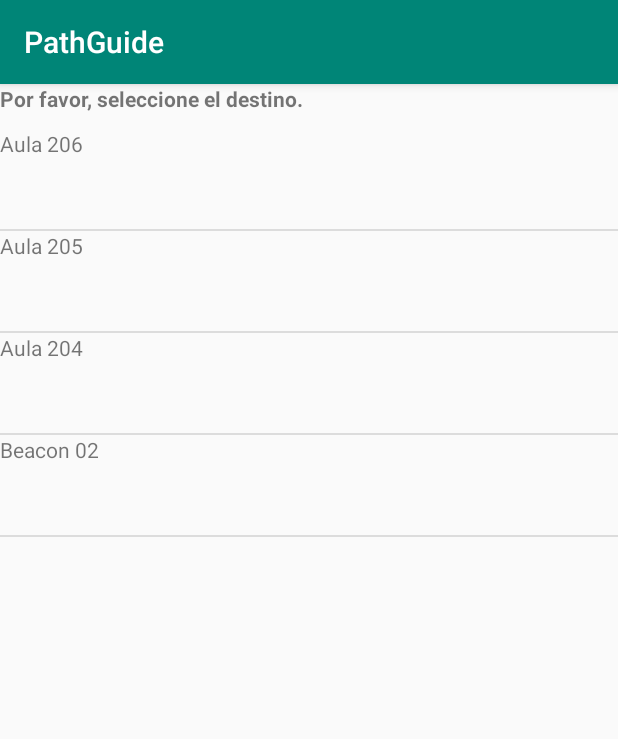
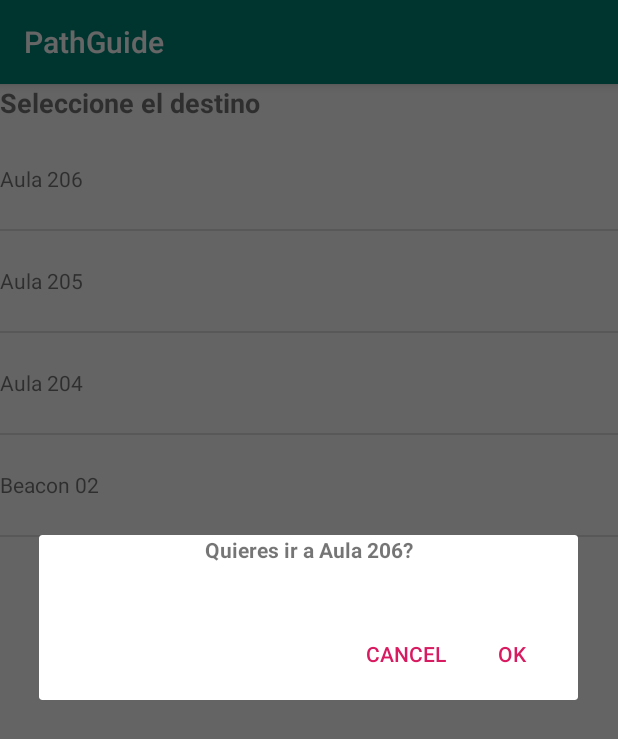
Before and after one commit to nicokiva/pathguide, an Android app: the screen it shows after launch (DestinationActivity), after a tap on "Aula 206", on a phone screen of 412 x 824 dp. Shown: the top 739 px of the screen. Run offline under Robolectric (Android 15) with nearby library versions, the phone set to English and light mode, and no system bars.

Commit message:
Use dialog fragment to ask whether to go to destination or not

```diff
--- a/app/build.gradle
+++ b/app/build.gradle
@@ -29,6 +29,7 @@ dependencies {
     implementation 'com.android.support:appcompat-v7:28.0.0'
     //implementation 'com.android.support.constraint:constraint-splash:1.1.3'
     implementation 'com.android.support.constraint:constraint-layout:1.1.3'
+    implementation 'com.android.support:support-v4:28.0.0'
     testImplementation 'junit:junit:4.12'
     androidTestImplementation 'com.android.support.test:runner:1.0.2'
     androidTestImplementation 'com.android.support.test.espresso:espresso-core:3.0.2'
--- a/app/src/main/java/com/nicok/pathguide/activities/DestinationActivity.java
+++ b/app/src/main/java/com/nicok/pathguide/activities/DestinationActivity.java
@@ -1,19 +1,34 @@
 package com.nicok.pathguide.activities;
 
 import android.content.Intent;
+import android.support.v4.app.DialogFragment;
 import android.support.v7.app.AppCompatActivity;
 import android.os.Bundle;
 import android.widget.ListView;
 
+import com.nicok.pathguide.activities.constants.ExtrasParameterNames;
 import com.nicok.pathguide.business_definitions.BaseEntityDefinition;
 import com.nicok.pathguide.adapters.BaseEntityAdapter;
 import com.nicok.pathguide.business_definitions.MapDefinition;
 import com.nicok.pathguide.business_definitions.NodeDefinition;
+import com.nicok.pathguide.fragments.SelectDestinationDialogFragment;
 
 import java.util.List;
 import java.util.stream.Collectors;
 
-public class DestinationActivity extends AppCompatActivity {
+public class DestinationActivity extends AppCompatActivity implements SelectDestinationDialogFragment.SelectDestinationDialogListener {
+
+    @Override
+    public void onDialogPositiveClick(DialogFragment dialog) {
+        int a = 1;
+        // Calculates path
+    }
+
+    @Override
+    public void onDialogNegativeClick(DialogFragment dialog) {
+        int a = 1;
+        // Do nothing
+    }
 
     @Override
     protected void onCreate(Bundle savedInstanceState) {
@@ -21,16 +36,23 @@ public class DestinationActivity extends AppCompatActivity {
         setContentView(R.layout.activity_destination);
 
         Intent intent = getIntent();
-        MapDefinition map = (MapDefinition) intent.getSerializableExtra("map");
+        MapDefinition map = (MapDefinition) intent.getSerializableExtra(ExtrasParameterNames.MAP);
 
         List<NodeDefinition> nodes = map.getAvailableNodes();
 
         ListView destinationsList = findViewById(R.id.available_destination_list);
-        BaseEntityAdapter adapter = new BaseEntityAdapter(this, android.R.layout.simple_expandable_list_item_1, nodes.stream().collect(Collectors.toList()));
+        BaseEntityAdapter adapter = new BaseEntityAdapter(this, android.R.layout.simple_list_item_1, nodes.stream().collect(Collectors.toList()));
         destinationsList.setAdapter(adapter);
 
         destinationsList.setOnItemClickListener((parent, view, position, id) -> {
             BaseEntityDefinition itemValue = (BaseEntityDefinition)destinationsList.getItemAtPosition(position);
+
+            Bundle data = new Bundle();
+            data.putString(ExtrasParameterNames.SELECTED_DESTINATION_NAME, itemValue.description);
+
+            DialogFragment dialog = new SelectDestinationDialogFragment();
+            dialog.setArguments(data);
+            dialog.show(getSupportFragmentManager(), "SelectDestinationDialogFragment");
         });
     }
 }
--- a/app/src/main/java/com/nicok/pathguide/activities/MainActivity.java
+++ b/app/src/main/java/com/nicok/pathguide/activities/MainActivity.java
@@ -4,6 +4,7 @@ import android.content.Intent;
 import android.support.v7.app.AppCompatActivity;
 import android.os.Bundle;
 
+import com.nicok.pathguide.activities.constants.ExtrasParameterNames;
 import com.nicok.pathguide.business_definitions.MapDefinition;
 import com.nicok.pathguide.helpers.reader.FileReader;
 
@@ -31,18 +32,18 @@ public class MainActivity extends AppCompatActivity {
 
     private void holdToDisplayScreen() {
         /* This is used to display the Splash screen */
-        try {
-            Thread.sleep(4000);
-        } catch (InterruptedException e) {
-            e.printStackTrace();
-        }
+//        try {
+//            Thread.sleep(4000);
+//        } catch (InterruptedException e) {
+//            e.printStackTrace();
+//        }
     }
 
     private void loadDataAndRedirectToDestinationsList() {
         map = loadMap();
 
         Intent myIntent = new Intent(MainActivity.this, DestinationActivity.class);
-        myIntent.putExtra("map", map);
+        myIntent.putExtra(ExtrasParameterNames.MAP, map);
         MainActivity.this.startActivity(myIntent);
     }
 
@@ -50,7 +51,7 @@ public class MainActivity extends AppCompatActivity {
         try {
             String map = reader.readAsset("map.json", this);
 
-            return this.serializeWrapper.deserialize(map, MapDefinition.class);
+            return serializeWrapper.deserialize(map, MapDefinition.class);
         } catch (Exception e) {
             return null;
         }
--- /dev/null
+++ b/app/src/main/java/com/nicok/pathguide/activities/constants/ExtrasParameterNames.java
@@ -0,0 +1,8 @@
+package com.nicok.pathguide.activities.constants;
+
+public class ExtrasParameterNames {
+
+    public static final String MAP = "map";
+    public static final String SELECTED_DESTINATION_NAME = "selected_destination_name";
+
+}
--- a/app/src/main/java/com/nicok/pathguide/adapters/BaseEntityAdapter.java
+++ b/app/src/main/java/com/nicok/pathguide/adapters/BaseEntityAdapter.java
@@ -44,7 +44,6 @@ public class BaseEntityAdapter extends ArrayAdapter<BaseEntityDefinition> {
 
             convertView.setTag(viewHolder);
         } else {
-
             viewHolder = (ViewHolder) convertView.getTag();
         }
 
--- /dev/null
+++ b/app/src/main/java/com/nicok/pathguide/fragments/SelectDestinationDialogFragment.java
@@ -0,0 +1,64 @@
+package com.nicok.pathguide.fragments;
+
+import com.nicok.pathguide.activities.R;
+import com.nicok.pathguide.activities.constants.ExtrasParameterNames;
+
+import android.app.Activity;
+import android.app.AlertDialog;
+import android.app.Dialog;
+import android.content.Context;
+import android.content.DialogInterface;
+import android.os.Bundle;
+import android.support.v4.app.DialogFragment;
+import android.view.LayoutInflater;
+import android.view.View;
+import android.widget.TextView;
+
+public class SelectDestinationDialogFragment extends DialogFragment {
+
+    public interface SelectDestinationDialogListener {
+        void onDialogPositiveClick(DialogFragment dialog);
+        void onDialogNegativeClick(DialogFragment dialog);
+    }
+
+    SelectDestinationDialogListener listener;
+
+    @Override
+    public void onAttach(Context context) {
+        super.onAttach(context);
+
+        if (!(context instanceof SelectDestinationDialogListener)){
+            return;
+        }
+
+        try {
+            listener = (SelectDestinationDialogListener)context;
+        } catch (ClassCastException e) {
+            throw new ClassCastException(context.toString() + " must implement SelectDestinationDialogListener");
+        }
+    }
+
+    @Override
+    public Dialog onCreateDialog(Bundle savedInstanceState) {
+        String destinationName = getArguments().getString(ExtrasParameterNames.SELECTED_DESTINATION_NAME);
+
+        // Use the Builder class for convenient dialog construction
+        AlertDialog.Builder builder = new AlertDialog.Builder(getActivity());
+        LayoutInflater inflater = getActivity().getLayoutInflater();
+
+        View view = inflater.inflate(R.layout.select_destination_dialog_fragment, null);
+        TextView question = view.findViewById(R.id.select_destination_question);
+        question.setText(getResources().getString(R.string.select_destination_dialog).replace("{{destination}}", destinationName));
+
+        builder.setView(view)
+            .setPositiveButton(android.R.string.yes, (dialog, id) -> {
+                listener.onDialogPositiveClick(SelectDestinationDialogFragment.this);
+            })
+            .setNegativeButton(android.R.string.no, (dialog, id) -> {
+                listener.onDialogNegativeClick(SelectDestinationDialogFragment.this);
+            });
+
+        return builder.create();
+    }
+
+}
--- a/app/src/main/res/layout/activity_destination.xml
+++ b/app/src/main/res/layout/activity_destination.xml
@@ -8,10 +8,13 @@
         android:id="@+id/label"
         android:layout_width="match_parent"
         android:layout_height="match_parent"
-        android:textStyle="bold"
         android:layout_alignParentStart="true"
         android:layout_alignParentTop="true"
-        android:text="@string/pick_destination_label" />
+        android:layout_marginStart="0dp"
+        android:layout_marginTop="0dp"
+        android:text="@string/pick_destination_label"
+        android:textSize="18sp"
+        android:textStyle="bold" />
 
 
     <ListView
--- a/app/src/main/res/layout/activity_main.xml
+++ b/app/src/main/res/layout/activity_main.xml
@@ -13,4 +13,5 @@
         android:text="MAIN"
         tools:layout_editor_absoluteX="163dp"
         tools:layout_editor_absoluteY="286dp" />
+
 </android.support.constraint.ConstraintLayout>
--- a/app/src/main/res/layout/row_destination.xml
+++ b/app/src/main/res/layout/row_destination.xml
@@ -4,11 +4,11 @@
     android:layout_height="match_parent"
     android:gravity="center_vertical|left">
 
-
         <TextView
             android:id="@+id/tv_description"
             android:layout_width="wrap_content"
             android:layout_height="100px"
+            android:gravity="center"
             android:text="Name"
         />
 
--- /dev/null
+++ b/app/src/main/res/layout/select_destination_dialog_fragment.xml
@@ -0,0 +1,16 @@
+<?xml version="1.0" encoding="utf-8"?>
+<LinearLayout xmlns:android="http://schemas.android.com/apk/res/android"
+    android:layout_width="wrap_content"
+    android:layout_height="match_parent">
+
+
+    <TextView
+        android:id="@+id/select_destination_question"
+        android:layout_width="match_parent"
+        android:layout_height="match_parent"
+        android:textStyle="bold"
+        android:textAlignment="center"
+        android:gravity="center"
+        android:layout_alignParentTop="true" />
+
+</LinearLayout>
--- a/app/src/main/res/values/strings.xml
+++ b/app/src/main/res/values/strings.xml
@@ -1,4 +1,7 @@
 <resources>
     <string name="app_name">PathGuide</string>
-    <string name="pick_destination_label">Por favor, seleccione el destino.</string>
+    <string name="pick_destination_label">Seleccione el destino</string>
+
+    <string name="select_destination_dialog">Quieres ir a {{destination}}?</string>
+
 </resources>
```
